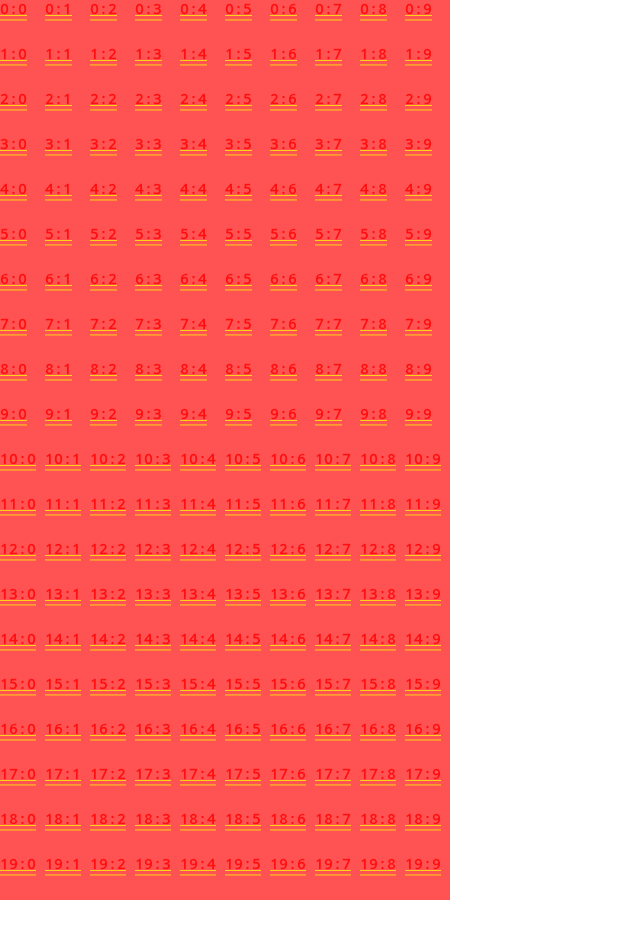
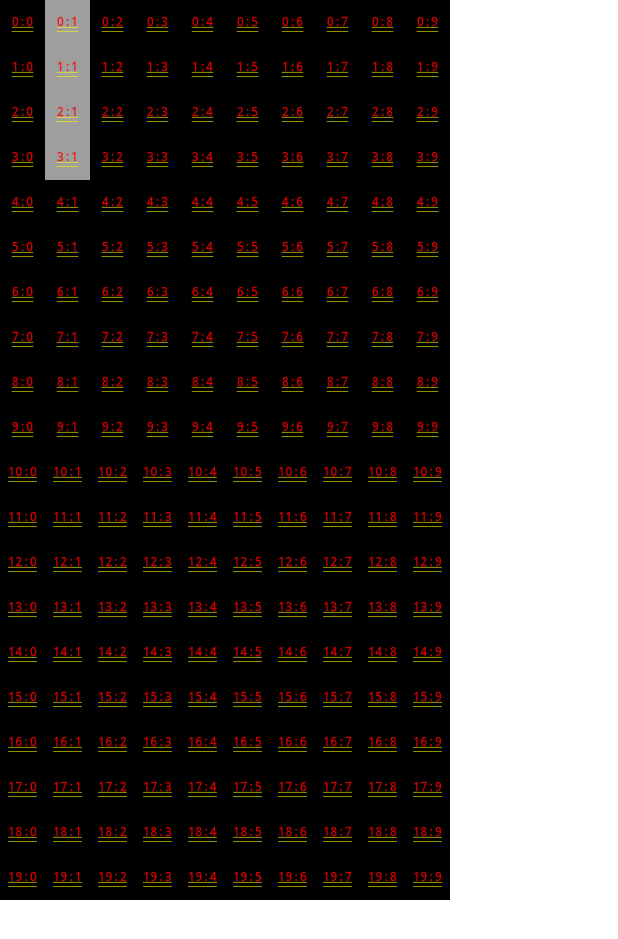
Before and after one commit to fikma/petris, a Flutter app: the screen it shows after launch, on a phone screen of 412 x 824 dp. Shown: the top 939 px of the screen. Run offline on Flutter 3.47's test engine with Material 2 defaults, Android fonts, the phone set to English and light mode, and no system bars.

Commit message:
Logic untuk set block tetris ke board tetris.
o boardWidgetLogic.dart
- cuma menambahkan comment

o tetrisBlockLogic.dart
- tambah method resetTetrisBlock tanpa parameter;
- tambah method setTetrisBlockToBoard dengan parameter TetrisBlockModel
dan 2D array boardList dari board model.

o singleBlockWidgetModel.dart
- ganti warna dari redAccent ke black. [temp]

o tetrisBlockModel.dart [temp change]
- model untuk tetrisBlock.
- public variabel blocks agar bisa diganti nanti di logic.

o boardWidget.dart [temp change]
- test apakah implementasi tetrisBlockLogic berhasil.

o singleBlockWidget.dart
- wrap widget text dengan center.
- ganti fontSize text widget menjadi lebih kecil

```diff
--- a/lib/logics/boardWidgetLogic.dart
+++ b/lib/logics/boardWidgetLogic.dart
@@ -29,6 +29,7 @@ class BoardWidgetLogic {
     var modelCollection =
         GamePageInheritedWidget.of(context!)?.getBoardWidgetModel.boardList;
     if (modelCollection != null) {
+      // ignore: avoid_function_literals_in_foreach_calls
       modelCollection.forEach((rowModel) {
         List<SingleBlockWidget> temp = [];
         rowModel.forEach((columnModel) {
--- a/lib/models/singleBlockWidgetModel.dart
+++ b/lib/models/singleBlockWidgetModel.dart
@@ -7,7 +7,7 @@ class SingleBlockWidgetModel {
 
   late final Function updateCallback;
   final double size = 30.0;
-  Color color = Colors.redAccent;
+  Color color = Colors.black;
 
   SingleBlockWidgetModel({required this.position});
 }
--- /dev/null
+++ b/lib/models/tetrisBlockModel.dart
@@ -0,0 +1,20 @@
+import 'dart:math';
+
+import 'package:petris/models/singleBlockWidgetModel.dart';
+
+class TetrisBlockModel {
+  List<SingleBlockWidgetModel> blocks = [
+    SingleBlockWidgetModel(
+      position: Point(0, 1),
+    ),
+    SingleBlockWidgetModel(
+      position: Point(1, 1),
+    ),
+    SingleBlockWidgetModel(
+      position: Point(2, 1),
+    ),
+    SingleBlockWidgetModel(
+      position: Point(3, 1),
+    ),
+  ];
+}
--- a/lib/pages/widget/boardWidget.dart
+++ b/lib/pages/widget/boardWidget.dart
@@ -1,5 +1,7 @@
 import 'package:flutter/material.dart';
 import 'package:petris/logics/boardWidgetLogic.dart';
+import 'package:petris/logics/tetrisBlockLogic.dart';
+import 'package:petris/models/tetrisBlockModel.dart';
 import 'package:petris/pages/widget/gamePageInheritedWidget.dart';
 
 class BoardWidget extends StatelessWidget {
@@ -10,6 +12,11 @@ class BoardWidget extends StatelessWidget {
     var model = GamePageInheritedWidget.of(context)?.getBoardWidgetModel;
     model?.boardList = BoardWidgetLogic().initializedBoardListModel();
 
+    TetrisBlockLogic().setTetrisBlockToBoard(
+      tetrisBlockModel: TetrisBlockModel(),
+      boards: model?.boardList,
+    );
+
     return BoardWidgetLogic().generateBoard(context);
   }
 }
--- a/lib/pages/widget/singleBlockWidget.dart
+++ b/lib/pages/widget/singleBlockWidget.dart
@@ -35,11 +35,13 @@ class _SingleBlockWidgetState extends State<SingleBlockWidget> {
       width: widget.model.size,
       height: widget.model.size,
       color: widget.model.color,
-      child: Text(
-        '${widget.model.position.x}:${widget.model.position.y}',
-        style: TextStyle(
-          fontSize: 10.0,
-          color: Colors.redAccent[50],
+      child: Center(
+        child: Text(
+          '${widget.model.position.x}:${widget.model.position.y}',
+          style: TextStyle(
+            fontSize: 8.0,
+            color: Colors.redAccent[50],
+          ),
         ),
       ),
     );
```
Also changed, not shown: lib/logics/tetrisBlockLogic.dart (added, +22 -0 lines), 1 other file.
